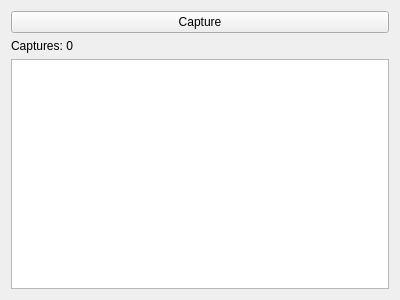
The window that capturelist.ui (cowsed/KinectToolBox) describes before a commit, drawn with Qt 5.
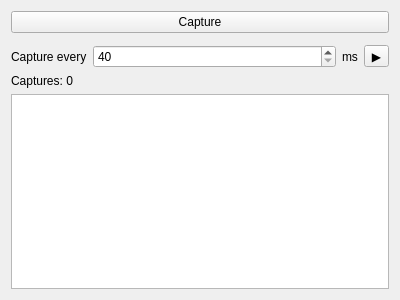
The same window after the commit.

The edit to the form file:
```diff
--- a/capturelist.ui
+++ b/capturelist.ui
@@ -21,6 +21,56 @@
      </property>
     </widget>
    </item>
+   <item>
+    <layout class="QHBoxLayout" name="horizontalLayout">
+     <property name="topMargin">
+      <number>6</number>
+     </property>
+     <item>
+      <widget class="QLabel" name="captureEveryLabel">
+       <property name="sizePolicy">
+        <sizepolicy hsizetype="Maximum" vsizetype="Preferred">
+         <horstretch>0</horstretch>
+         <verstretch>0</verstretch>
+        </sizepolicy>
+       </property>
+       <property name="text">
+        <string>Capture every</string>
+       </property>
+      </widget>
+     </item>
+     <item>
+      <widget class="QSpinBox" name="captureTimeSpinbox">
+       <property name="minimum">
+        <number>40</number>
+       </property>
+       <property name="maximum">
+        <number>100000000</number>
+       </property>
+      </widget>
+     </item>
+     <item>
+      <widget class="QLabel" name="msLabel">
+       <property name="sizePolicy">
+        <sizepolicy hsizetype="Maximum" vsizetype="Preferred">
+         <horstretch>0</horstretch>
+         <verstretch>0</verstretch>
+        </sizepolicy>
+       </property>
+       <property name="text">
+        <string>ms</string>
+       </property>
+      </widget>
+     </item>
+     <item>
+      <widget class="QToolButton" name="recordButton">
+       <property name="text">
+        <string>▶️</string>
+       </property>
+      </widget>
+     </item>
+    </layout>
+   </item>
    <item>
     <widget class="QLabel" name="numCaptureLabel">
      <property name="text">
```
Left out of the diff: 21 changed lines with no effect on the pictures.
